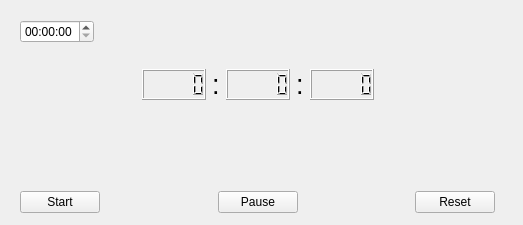
Before: the Qt Designer form mytimer.ui in RiccardoMurgia/Timer, drawn with Qt 5.
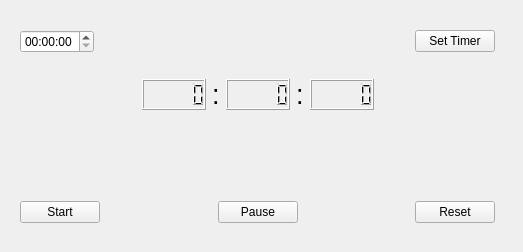
After: the same form once the commit is applied.

```diff
--- a/mytimer.ui
+++ b/mytimer.ui
@@ -7,7 +7,7 @@
     <x>0</x>
     <y>0</y>
     <width>523</width>
-    <height>225</height>
+    <height>252</height>
    </rect>
   </property>
   <property name="windowTitle">
@@ -17,7 +17,7 @@
    <property name="geometry">
     <rect>
      <x>20</x>
-     <y>20</y>
+     <y>30</y>
      <width>475</width>
      <height>193</height>
     </rect>
@@ -52,6 +52,13 @@
         </property>
        </spacer>
       </item>
+      <item>
+       <widget class="QPushButton" name="setTimerButton">
+        <property name="text">
+         <string>Set Timer</string>
+        </property>
+       </widget>
+      </item>
      </layout>
     </item>
     <item>
@@ -96,7 +103,11 @@
        </spacer>
       </item>
       <item>
-       <widget class="QLCDNumber" name="hours"/>
+       <widget class="QLCDNumber" name="hours">
+        <property name="intValue" stdset="0">
+         <number>0</number>
+        </property>
+       </widget>
       </item>
       <item>
        <widget class="QLabel" name="label">
```
Left out of the diff: 4 changed lines with no effect on the pictures.
